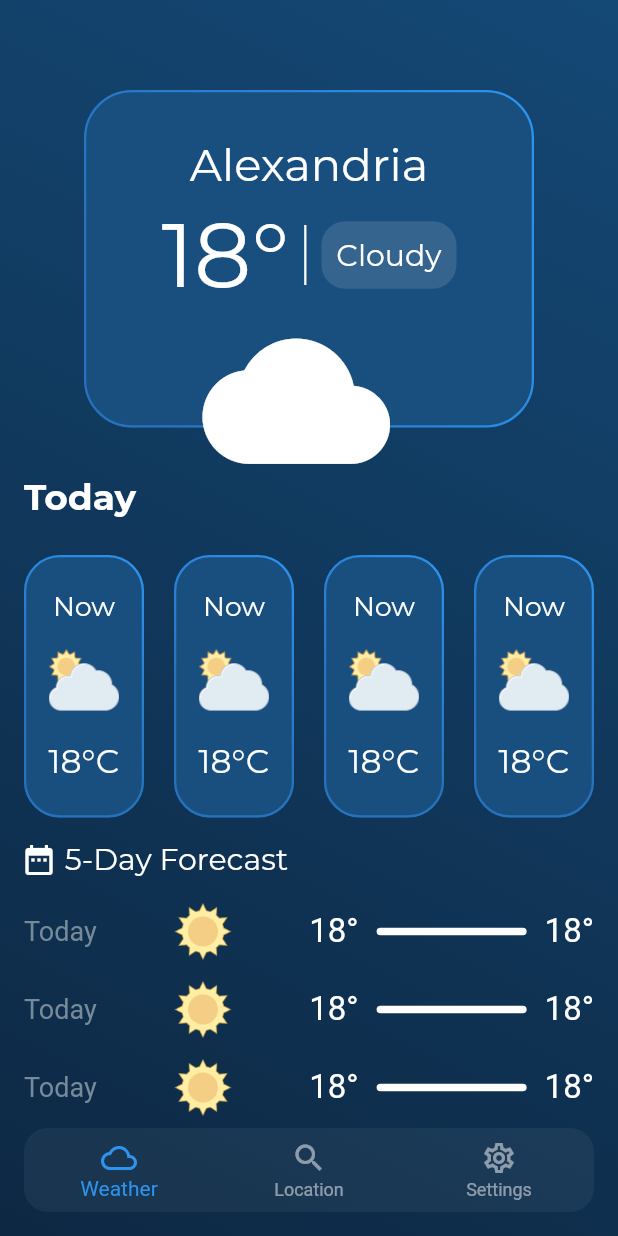
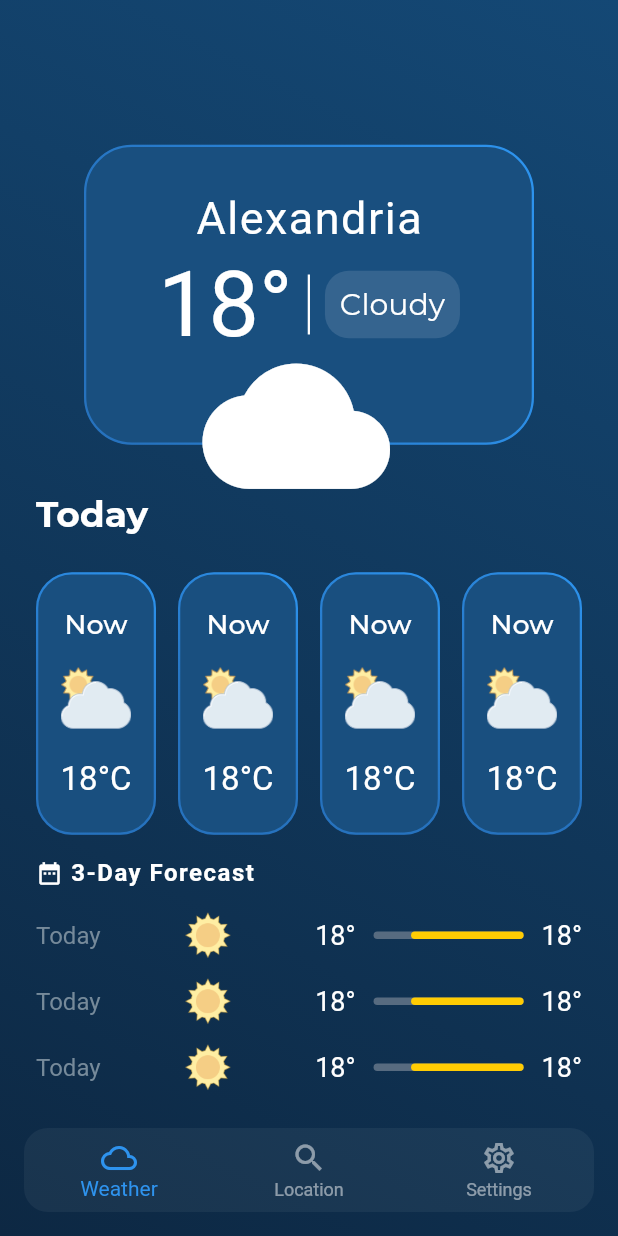
Before and after one commit to Rajab-Alkahef/weather_app, a Flutter app: the screen it shows after launch, on a phone screen of 412 x 824 dp. Run offline on Flutter 3.47's test engine with Material 2 defaults, Android fonts, the phone set to English and light mode, and no system bars; our stand-ins replace blur, dio, font_awesome_flutter, gradient_borders; project files that could hold a hidden picture were left out.

Commit message:
refactoring code

```diff
--- a/lib/views/location_view.dart
+++ b/lib/views/location_view.dart
@@ -17,12 +17,6 @@ class LocationView extends StatelessWidget {
               colors: [Color(0xff0d2843), Color(0xff144875)])),
       child: const Scaffold(
         resizeToAvoidBottomInset: false,
-        /* appBar: AppBar(
-          backgroundColor: Colors.transparent,
-          elevation: 0,
-          title: const Text('weather'),
-        ),
-     */
         backgroundColor: Colors.transparent,
         body: Padding(
           padding: EdgeInsets.symmetric(horizontal: 16.0),
@@ -42,8 +36,17 @@ class LocationView extends StatelessWidget {
                 height: 40,
               ),
               CustomSearchbar(),
+              SizedBox(
+                height: 10,
+              ),
               LocationCard(),
+              SizedBox(
+                height: 10,
+              ),
               LocationCard(),
+              SizedBox(
+                height: 80,
+              ),
             ],
           ),
         ),
--- a/lib/views/main_home_view.dart
+++ b/lib/views/main_home_view.dart
@@ -7,6 +7,7 @@ class MainHomeView extends StatelessWidget {
   @override
   Widget build(BuildContext context) {
     return const Scaffold(
+      resizeToAvoidBottomInset: false,
       body: CustomButtomNavigationBar(),
     );
   }
--- a/lib/views/setting_view.dart
+++ b/lib/views/setting_view.dart
@@ -13,12 +13,7 @@ class SettingView extends StatelessWidget {
               colors: [Color(0xff0d2843), Color(0xff144875)])),
       child: const Scaffold(
         resizeToAvoidBottomInset: false,
-        /* appBar: AppBar(
-          backgroundColor: Colors.transparent,
-          elevation: 0,
-          title: const Text('weather'),
-        ),
-     */
+
         backgroundColor: Colors.transparent,
         // bottomNavigationBar: CustomButtomNavigationBar(),
       ),
--- a/lib/views/weather_view.dart
+++ b/lib/views/weather_view.dart
@@ -1,4 +1,5 @@
 import 'package:flutter/material.dart';
+import 'package:waether_app_n/widgets/day_forecast_card.dart';
 import 'package:waether_app_n/widgets/main_weather_card.dart';
 import 'package:waether_app_n/widgets/minimum_weather_card.dart';
 
@@ -17,15 +18,12 @@ class WeatherView extends StatelessWidget {
         resizeToAvoidBottomInset: false,
         backgroundColor: Colors.transparent,
         body: Column(
-          mainAxisAlignment: MainAxisAlignment.start,
+          mainAxisAlignment: MainAxisAlignment.center,
           crossAxisAlignment: CrossAxisAlignment.start,
           children: [
-            SizedBox(
-              height: 60,
-            ),
             MainWeatherCard(),
             Padding(
-              padding: EdgeInsets.only(top: 32, bottom: 24, left: 16),
+              padding: EdgeInsets.only(top: 32, bottom: 24, left: 24),
               child: Text(
                 'Today',
                 style: TextStyle(
@@ -36,7 +34,7 @@ class WeatherView extends StatelessWidget {
               ),
             ),
             Padding(
-              padding: EdgeInsets.symmetric(horizontal: 16.0),
+              padding: EdgeInsets.symmetric(horizontal: 24.0),
               child: Row(
                 mainAxisAlignment: MainAxisAlignment.spaceBetween,
                 children: [
@@ -48,36 +46,38 @@ class WeatherView extends StatelessWidget {
               ),
             ),
             Padding(
-              padding: EdgeInsets.symmetric(horizontal: 14.0, vertical: 16),
+              padding: EdgeInsets.symmetric(horizontal: 24.0, vertical: 16),
               child: Row(
                 children: [
                   Icon(
                     Icons.date_range,
                     color: Colors.white,
+                    size: 18,
                   ),
                   Text(
-                    ' 5-Day Forecast',
+                    ' 3-Day Forecast',
                     style: TextStyle(
                         color: Colors.white,
-                        fontSize: 20,
-                        fontFamily: 'Montserrat'),
+                        fontSize: 16,
+                        letterSpacing: 1,
+                        fontWeight: FontWeight.w600),
                   ),
                 ],
               ),
             ),
             Padding(
-              padding: EdgeInsets.symmetric(horizontal: 16.0),
+              padding: EdgeInsets.symmetric(horizontal: 24.0),
               child: Column(
                 children: [
-                  DayForecast(),
+                  DayForecastCard(),
                   SizedBox(
                     height: 12,
                   ),
-                  DayForecast(),
+                  DayForecastCard(),
                   SizedBox(
                     height: 12,
                   ),
-                  DayForecast(),
+                  DayForecastCard(),
                 ],
               ),
             )
@@ -87,48 +87,3 @@ class WeatherView extends StatelessWidget {
     );
   }
 }
-
-class DayForecast extends StatelessWidget {
-  const DayForecast({
-    super.key,
-  });
-
-  @override
-  Widget build(BuildContext context) {
-    return Row(
-      mainAxisAlignment: MainAxisAlignment.spaceBetween,
-      children: [
-        const Text(
-          'Today',
-          style: TextStyle(color: Color(0xff768a9a), fontSize: 18),
-        ),
-        Image.asset(
-          'assets/images/clear.png',
-          scale: 2,
-        ),
-        Row(
-          children: [
-            const Text(
-              '18°',
-              style: TextStyle(color: Colors.white, fontSize: 22),
-            ),
-            Padding(
-              padding: const EdgeInsets.symmetric(horizontal: 12.0),
-              child: Container(
-                height: 5,
-                width: 100,
-                decoration: BoxDecoration(
-                    color: Colors.white,
-                    borderRadius: BorderRadius.circular(16)),
-              ),
-            ),
-            const Text(
-              '18°',
-              style: TextStyle(color: Colors.white, fontSize: 22),
-            )
-          ],
-        )
-      ],
-    );
-  }
-}
--- a/lib/widgets/custom_bottom_navigation_bar.dart
+++ b/lib/widgets/custom_bottom_navigation_bar.dart
@@ -43,6 +43,9 @@ class _CustomButtomNavigationBarState extends State<CustomButtomNavigationBar> {
                 unselectedItemColor: Colors.white.withOpacity(0.5),
                 backgroundColor: Colors.white.withOpacity(0.05),
                 elevation: 0,
+                currentIndex: _selectedIndex,
+                selectedItemColor: const Color(0xff2e93ee),
+                onTap: _onItemTapped,
                 items: const [
                   BottomNavigationBarItem(
                     icon: Icon(Icons.cloud_queue_rounded),
@@ -57,9 +60,6 @@ class _CustomButtomNavigationBarState extends State<CustomButtomNavigationBar> {
                     label: 'Settings',
                   ),
                 ],
-                currentIndex: _selectedIndex,
-                selectedItemColor: const Color(0xff2e93ee),
-                onTap: _onItemTapped,
               ),
             ),
           ),
--- a/lib/widgets/custom_search_bar.dart
+++ b/lib/widgets/custom_search_bar.dart
@@ -14,14 +14,13 @@ class CustomSearchbar extends StatefulWidget {
 class _CustomSearchbarState extends State<CustomSearchbar> {
   String searchValue = '';
   Color color = Colors.white.withOpacity(0.3);
-  Color tcolor = Colors.transparent;
 
   @override
   Widget build(BuildContext context) {
     return Padding(
       padding: const EdgeInsets.only(bottom: 8.0),
       child: TextField(
-        scrollPhysics: const BouncingScrollPhysics(),
+        // scrollPhysics: const BouncingScrollPhysics(),
         showCursor: true,
         style: const TextStyle(
           color: Colors.white,
@@ -35,11 +34,11 @@ class _CustomSearchbarState extends State<CustomSearchbar> {
           onSubm(value);
         }),
         onTap: () {
-          tcolor = Colors.blue.withOpacity(0.5);
-          setState(() {});
+          setState(() {
+            color = Colors.white.withOpacity(0.3);
+          });
         },
         onChanged: (value) {
-          tcolor = Colors.blue.withOpacity(0.5);
           color = Colors.white;
           setState(() {});
           searchValue = value;
@@ -56,6 +55,7 @@ class _CustomSearchbarState extends State<CustomSearchbar> {
             icon: Icon(
               FontAwesomeIcons.magnifyingGlass,
               color: color.withOpacity(0.6),
+              size: 20,
             ),
           ),
           hintText: "Search for a city",
@@ -76,7 +76,6 @@ class _CustomSearchbarState extends State<CustomSearchbar> {
 //functoin check if text field null or do search
   void onSubm(String value) {
     if (value.isEmpty) {
-      tcolor = Colors.red.withOpacity(0.5);
       color = Colors.red;
       setState(() {});
       log('field is required');
--- /dev/null
+++ b/lib/widgets/day_forecast_card.dart
@@ -0,0 +1,58 @@
+import 'package:flutter/material.dart';
+
+class DayForecastCard extends StatelessWidget {
+  const DayForecastCard({
+    super.key,
+  });
+
+  @override
+  Widget build(BuildContext context) {
+    return Row(
+      mainAxisAlignment: MainAxisAlignment.spaceBetween,
+      children: [
+        const Text(
+          'Today',
+          style: TextStyle(color: Color(0xff768a9a), fontSize: 16),
+        ),
+        Image.asset(
+          'assets/images/clear.png',
+          scale: 2.5,
+        ),
+        Row(
+          children: [
+            const Text(
+              '18°',
+              style: TextStyle(color: Colors.white, fontSize: 18),
+            ),
+            Padding(
+              padding: const EdgeInsets.symmetric(horizontal: 12.0),
+              child: Stack(
+                alignment: Alignment.centerRight,
+                children: [
+                  Container(
+                    height: 5,
+                    width: 100,
+                    decoration: BoxDecoration(
+                        color: const Color(0xff576b80),
+                        borderRadius: BorderRadius.circular(16)),
+                  ),
+                  Container(
+                    height: 5,
+                    width: 75,
+                    decoration: BoxDecoration(
+                        color: const Color(0xffffcc03),
+                        borderRadius: BorderRadius.circular(16)),
+                  ),
+                ],
+              ),
+            ),
+            const Text(
+              '18°',
+              style: TextStyle(color: Colors.white, fontSize: 18),
+            )
+          ],
+        )
+      ],
+    );
+  }
+}
--- a/lib/widgets/main_weather_card.dart
+++ b/lib/widgets/main_weather_card.dart
@@ -17,7 +17,7 @@ class MainWeatherCard extends StatelessWidget {
               color: const Color(0xff194f7f),
               border: gradiantBorder(),
             ),
-            height: 225,
+            height: 200,
             width: 300,
             child: Column(
               mainAxisAlignment: MainAxisAlignment.start,
@@ -28,9 +28,7 @@ class MainWeatherCard extends StatelessWidget {
                 const Text(
                   "Alexandria",
                   style: TextStyle(
-                      color: Colors.white,
-                      fontSize: 30,
-                      fontFamily: 'Montserrat'),
+                      color: Colors.white, fontSize: 30, letterSpacing: 1),
                 ),
                 const SizedBox(
                   height: 5,
@@ -41,9 +39,9 @@ class MainWeatherCard extends StatelessWidget {
                     const Text(
                       '18°',
                       style: TextStyle(
-                          color: Colors.white,
-                          fontSize: 60,
-                          fontFamily: 'Montserrat'),
+                        color: Colors.white,
+                        fontSize: 60,
+                      ),
                     ),
                     const SizedBox(
                       width: 10,
@@ -63,8 +61,8 @@ class MainWeatherCard extends StatelessWidget {
                           'Cloudy',
                           style: TextStyle(
                               color: Colors.white,
-                              fontFamily: 'Montserrat',
-                              fontSize: 20),
+                              fontSize: 20,
+                              fontFamily: 'Montserrat'),
                         ),
                       ),
                     )
@@ -75,7 +73,7 @@ class MainWeatherCard extends StatelessWidget {
           ),
         ),
         const Positioned(
-          top: 145,
+          top: 125,
           left: 135,
           child: Icon(
             Icons.cloud,
--- a/lib/widgets/minimum_weather_card.dart
+++ b/lib/widgets/minimum_weather_card.dart
@@ -20,7 +20,10 @@ class MinimumWeatherCard extends StatelessWidget {
           const Text(
             "Now",
             style: TextStyle(
-                color: Colors.white, fontSize: 18, fontFamily: 'Montserrat'),
+                color: Colors.white,
+                fontSize: 18,
+                fontFamily: 'Montserrat',
+                fontWeight: FontWeight.w500),
           ),
           const SizedBox(
             height: 16,
@@ -35,7 +38,9 @@ class MinimumWeatherCard extends StatelessWidget {
           const Text(
             '18°C',
             style: TextStyle(
-                color: Colors.white, fontSize: 22, fontFamily: 'Montserrat'),
+              color: Colors.white,
+              fontSize: 22,
+            ),
           )
         ],
       ),
```
